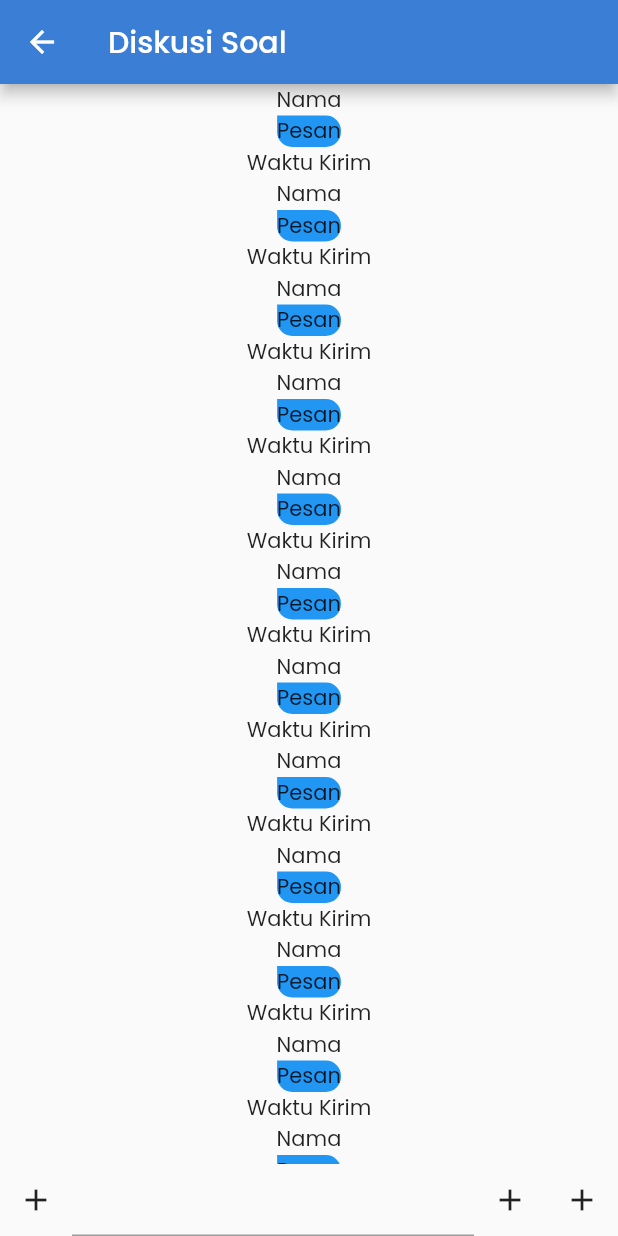
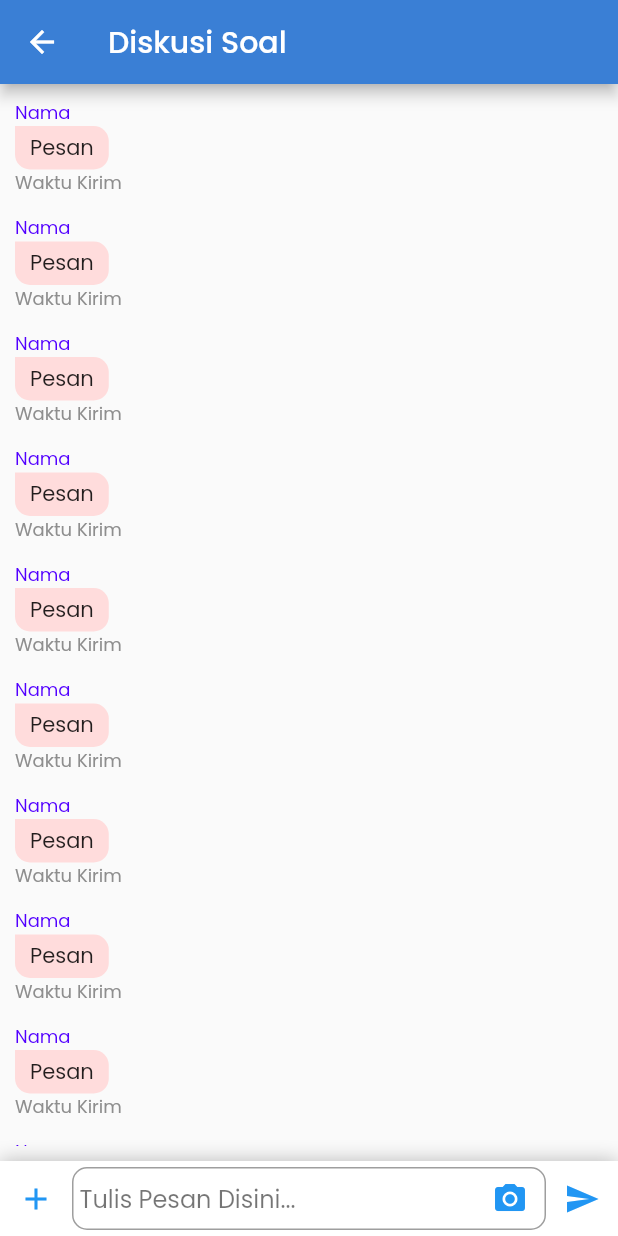
Before and after one commit to HumaCode/Final-Project-Latihan-Soal-Flutter-, a Flutter app: the ChatPage screen opened directly, after a tap on the "add" icon, on a phone screen of 412 x 824 dp. Run offline on Flutter 3.47's test engine with Material 2 defaults, Android fonts, the phone set to English and light mode, and no system bars; our stand-ins replace cloud_firestore, firebase_auth, firebase_core, google_fonts, google_sign_in; accounts and stored records are empty; network calls fail.

Commit message:
kirim data ke firebase(chat)

```diff
--- a/lib/constant/R/app_colors.dart
+++ b/lib/constant/R/app_colors.dart
@@ -8,4 +8,6 @@ class AppColor {
   Color blackLogin = const Color(0xff1A1F26);
   Color greyBorder = const Color(0xffD6D6D6);
   Color greyHintText = const Color(0xffaaaaaa);
+  Color pink = const Color(0xffFFDCDC);
+  Color iconColor = Colors.blue;
 }
--- a/lib/constant/R/strings.dart
+++ b/lib/constant/R/strings.dart
@@ -8,4 +8,5 @@ class Strings {
   String daftar = "DAFTAR";
   String register = "Yuk isi data diri";
   String identitas = "Identitas Diri";
+  String inputChat = "Tulis Pesan Disini...";
 }
--- a/lib/constant/constant.dart
+++ b/lib/constant/constant.dart
@@ -9,8 +9,9 @@ TextStyle buttonLogin =
 TextStyle registerTitle = const TextStyle(
     color: Colors.black, fontWeight: FontWeight.w700, fontSize: 18);
 
+TextStyle chating = const TextStyle(fontSize: 12, color: Color(0xff5200FF));
+
 TextStyle profile = const TextStyle(color: Colors.white);
-
 TextStyle profile2 = const TextStyle(fontSize: 16);
 TextStyle profile3 = TextStyle(color: R.colors.greySubtitle, fontSize: 13);
 TextStyle profile4 = const TextStyle(fontSize: 14);
--- a/lib/view/main/discussion/chat_page.dart
+++ b/lib/view/main/discussion/chat_page.dart
@@ -1,3 +1,7 @@
+import 'package:cloud_firestore/cloud_firestore.dart';
+import 'package:final_project/constant/constant.dart';
+import 'package:final_project/constant/r.dart';
+import 'package:firebase_auth/firebase_auth.dart';
 import 'package:flutter/material.dart';
 
 class ChatPage extends StatefulWidget {
@@ -8,8 +12,14 @@ class ChatPage extends StatefulWidget {
 }
 
 class _ChatPageState extends State<ChatPage> {
+  final textController = TextEditingController();
   @override
   Widget build(BuildContext context) {
+    CollectionReference chat = FirebaseFirestore.instance
+        .collection("room")
+        .doc("kimia")
+        .collection("chat");
+
     return Scaffold(
         appBar: AppBar(
           title: const Text("Diskusi Soal"),
@@ -17,56 +27,127 @@ class _ChatPageState extends State<ChatPage> {
         body: Column(
           children: [
             Expanded(
+              child: Padding(
+                padding: const EdgeInsets.all(10.0),
                 child: ListView.builder(
                     itemBuilder: (BuildContext context, int index) {
                   return Container(
+                    margin: const EdgeInsets.only(bottom: 12),
+                    width: MediaQuery.of(context).size.width * 0.8,
                     child: Column(
+                      crossAxisAlignment: CrossAxisAlignment.start,
                       children: [
-                      const Text("Nama"),
+                        Text(
+                          "Nama",
+                          style: chating,
+                        ),
                         Container(
-                        decoration: const BoxDecoration(
-                          color: Colors.blue,
-                          borderRadius: BorderRadius.only(
+                          padding: const EdgeInsets.symmetric(
+                              horizontal: 10.0, vertical: 4.0),
+                          decoration: BoxDecoration(
+                            color: R.colors.pink,
+                            borderRadius: const BorderRadius.only(
                               bottomLeft: Radius.circular(10),
                               bottomRight: Radius.circular(10),
                               topRight: Radius.circular(10),
                             ),
                           ),
-                        child: const Text("Pesan"),
+                          child: const Text(
+                            "Pesan",
                           ),
-                      const Text("Waktu Kirim"),
+                        ),
+                        Text(
+                          "Waktu Kirim",
+                          style: chating.copyWith(
+                              color: R.colors.greySubtitleHome),
+                        ),
                       ],
                     ),
                   );
                 }),
               ),
-            Container(
+            ),
+            SafeArea(
+              child: Container(
+                decoration: BoxDecoration(
+                  color: Colors.white,
+                  boxShadow: [
+                    BoxShadow(
+                      offset: const Offset(0, -1),
+                      blurRadius: 10,
+                      color: Colors.black.withOpacity(0.25),
+                    )
+                  ],
+                ),
                 child: Row(
                   children: [
                     IconButton(
                       onPressed: () {},
-                    icon: const Icon(Icons.add),
+                      icon: Icon(
+                        Icons.add,
+                        color: R.colors.iconColor,
+                      ),
                     ),
                     Expanded(
                       child: Container(
                         child: Row(
                           children: [
-                          const Expanded(
-                            child: TextField(),
+                            Expanded(
+                              child: Container(
+                                padding: EdgeInsets.symmetric(vertical: 4),
+                                height: 50,
+                                child: TextField(
+                                  controller: textController,
+                                  decoration: InputDecoration(
+                                    suffixIcon: IconButton(
+                                      onPressed: () {},
+                                      icon: Icon(
+                                        Icons.camera_alt,
+                                        color: R.colors.iconColor,
                                       ),
-                          IconButton(
-                            onPressed: () {},
-                            icon: const Icon(Icons.add),
+                                    ),
+                                    contentPadding:
+                                        EdgeInsets.symmetric(horizontal: 5),
+                                    border: OutlineInputBorder(
+                                      borderRadius: BorderRadius.circular(10),
+                                    ),
+                                    hintText: R.strings.inputChat,
+                                    hintStyle: const TextStyle(
+                                      color: Colors.black54,
+                                    ),
+                                  ),
+                                ),
+                              ),
                             ),
                           ],
                         ),
                       ),
                     ),
                     IconButton(
-                    onPressed: () {},
-                    icon: const Icon(Icons.add),
+                      icon: Icon(
+                        Icons.send,
+                        color: R.colors.iconColor,
+                      ),
+                      onPressed: () {
+                        if (textController.text.isEmpty) {
+                          return;
+                        }
+                        print(textController.text);
+                        final user = FirebaseAuth.instance.currentUser;
+
+                        final chatContent = {
+                          "nama": user!.displayName,
+                          "uid": user.uid,
+                          "content": textController.text,
+                          "email": user.email,
+                          "photo": user.photoURL,
+                          "time": FieldValue.serverTimestamp(),
+                        };
+                        chat.add(chatContent);
+                      },
                     ),
                   ],
+                ),
               ),
             )
           ],
--- a/pubspec.yaml
+++ b/pubspec.yaml
@@ -35,6 +35,7 @@ dependencies:
     sdk: flutter
   google_fonts: ^3.0.1
   google_sign_in: ^5.3.2
+  intl: ^0.17.0
   shared_preferences: ^2.0.15
 
 dev_dependencies:
```
Also changed, not shown: pubspec.lock. Lines whose indentation alone changed are shown as unchanged.
